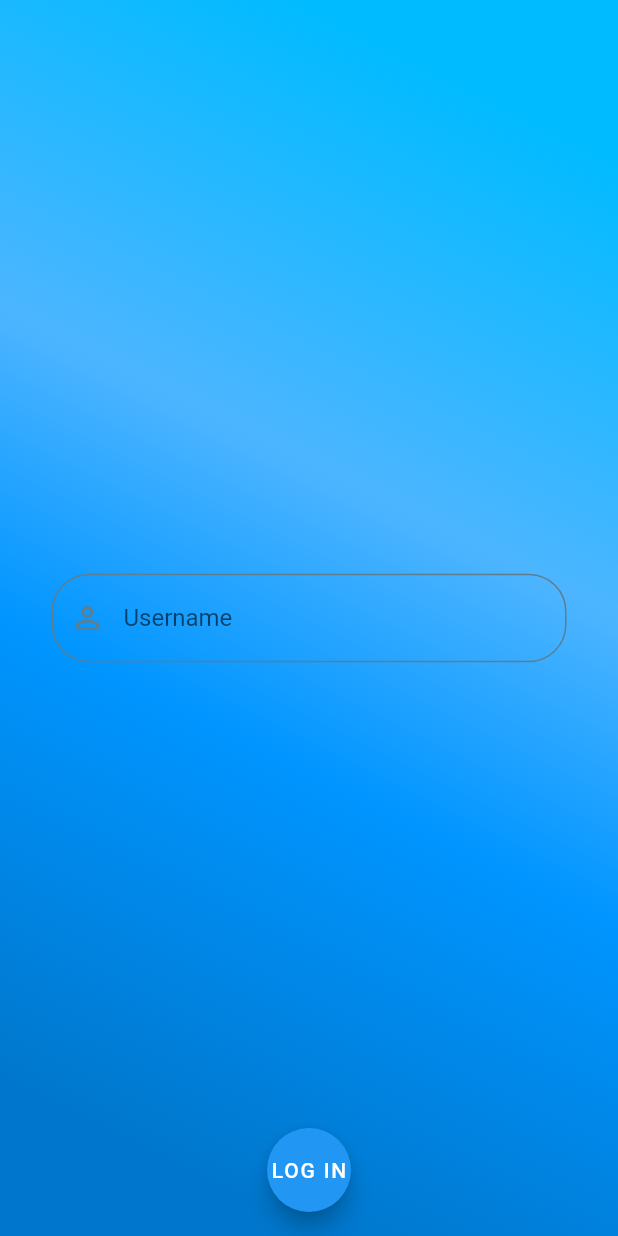
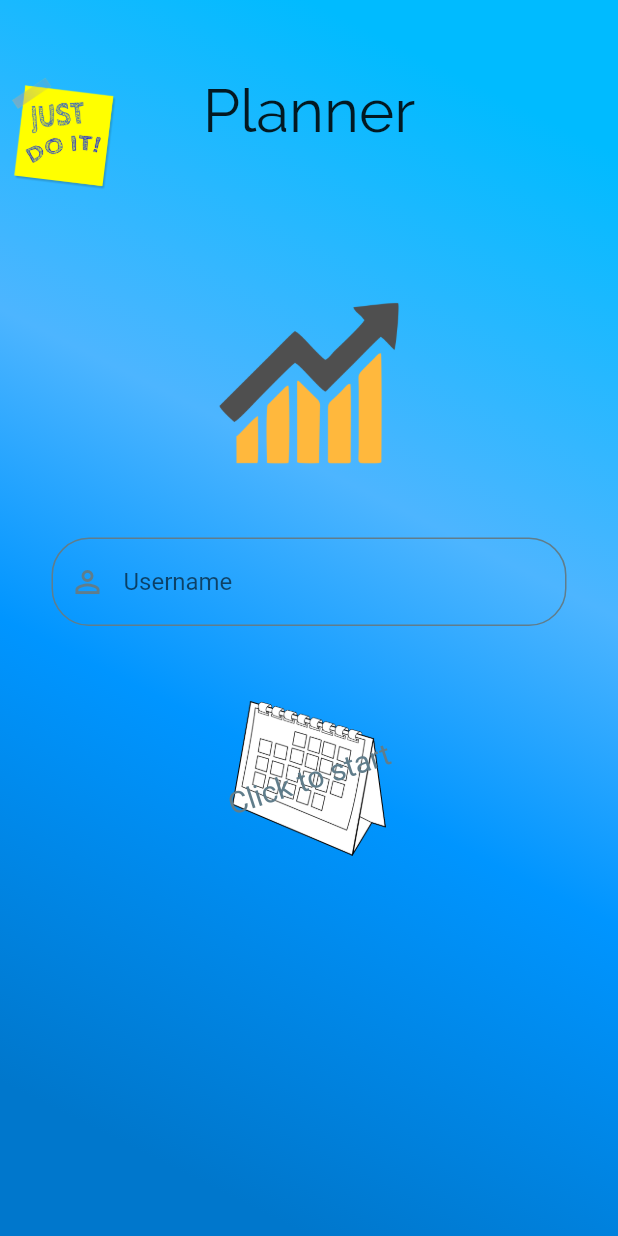
Before and after one commit to tayyipozr/planner_app_flutter, a Flutter app: the screen it shows after launch, on a phone screen of 412 x 824 dp. Run offline on Flutter 3.47's test engine with Material 2 defaults, Android fonts, the phone set to English and light mode, and no system bars.

Commit message:
"home page changes"

```diff
--- a/lib/main.dart
+++ b/lib/main.dart
@@ -20,7 +20,7 @@ class MyApp extends StatelessWidget {
       ),
       home: LoginScreen(),
       routes: {
-        HomeScreen.routeName: (ctx) => HomeScreen(),
+        PageControlScreen.routeName: (ctx) => PageControlScreen(),
       },
     );
   }
--- /dev/null
+++ b/lib/screens/home_screen.dart
@@ -0,0 +1,12 @@
+import 'package:flutter/material.dart';
+
+class HomeScreen extends StatelessWidget {
+  @override
+  Widget build(BuildContext context) {
+    return Scaffold(
+      body: Center(
+        child: Text("Home SCREEN"),
+      ),
+    );
+  }
+}
--- a/lib/screens/login_screen.dart
+++ b/lib/screens/login_screen.dart
@@ -8,7 +8,6 @@ class LoginScreen extends StatelessWidget {
   @override
   Widget build(BuildContext context) {
     var username;
-
 
     return GestureDetector(
       onTap: () {
@@ -34,8 +33,31 @@ class LoginScreen extends StatelessWidget {
               stops: [0.1, 0.4, 0.6, 0.9],
             ),
           ),
-          child: Center(
-            child: Container(
+          child: Column(
+            children: <Widget>[
+              Stack(
+                children: <Widget>[
+                  Container(
+                    alignment: Alignment.center,
+                    margin: EdgeInsets.only(top: 50),
+                    child: Text(
+                      "Planner",
+                      style: TextStyle(fontSize: 40, fontFamily: "Raleway"),
+                    ),
+                  ),
+                  Container(
+                    margin: EdgeInsets.only(bottom: 20, top: 50),
+                    alignment: Alignment.topLeft,
+                    height: MediaQuery.of(context).size.width / 5,
+                    child: Image.asset("assets/img/jdi_login.png"),
+                  ),
+                ],
+              ),
+              Container(
+                height: MediaQuery.of(context).size.width / 2,
+                child: Image.asset("assets/img/line_graph_login.png"),
+              ),
+              Container(
                 width: MediaQuery.of(context).size.width / 1.2,
                 child: Form(
                   key: form,
@@ -50,27 +72,47 @@ class LoginScreen extends StatelessWidget {
                           ),
                         ),
                         focusedBorder: UnderlineInputBorder(
-                      borderSide: BorderSide(color: Colors.blueAccent)
-                    ),
+                            borderSide: BorderSide(color: Colors.blueAccent)),
                         contentPadding: EdgeInsets.all(20.0),
                         prefixIcon: Icon(
                           Icons.person_outline,
                           color: Theme.of(context).primaryColorDark,
-                    )
+                        )),
                   ),
                 ),
               ),
+              GestureDetector(
+                onTap: () {
+                  form.currentState.save();
+                  Navigator.of(context).pushReplacementNamed(
+                      PageControlScreen.routeName,
+                      arguments: username);
+                },
+                child: Container(
+                  margin: EdgeInsets.only(top: 50),
+                  height: MediaQuery.of(context).size.height / 8,
+                  child: Stack(
+                    alignment: Alignment.center,
+                    children: <Widget>[
+                      Container(
+                        child: Image.asset("assets/img/agenda_login.png"),
+                      ),
+                      Transform.rotate(
+                        angle: -3.14 / 10,
+                        child: Text(
+                          "Click to start",
+                          style: TextStyle(
+                              fontSize: 20,
+                              color: Theme.of(context).primaryColorDark),
+                        ),
+                      )
+                    ],
                   ),
                 ),
+              )
+            ],
           ),
-        floatingActionButton: FloatingActionButton(
-          onPressed: () {
-            form.currentState.save();
-            Navigator.of(context).pushReplacementNamed(HomeScreen.routeName, arguments: username);
-          },
-          child: Text("LOG IN"),
         ),
-        floatingActionButtonLocation: FloatingActionButtonLocation.centerFloat,
       ),
     );
   }
--- a/lib/screens/page_control_screen.dart
+++ b/lib/screens/page_control_screen.dart
@@ -1,7 +1,9 @@
 import 'package:flutter/material.dart';
 
-class HomeScreen extends StatelessWidget {
-  static const routeName = '/home';
+import 'home_screen.dart';
+
+class PageControlScreen extends StatelessWidget {
+  static const routeName = '/page-control';
 
   @override
   Widget build(BuildContext context) {
@@ -12,7 +14,7 @@ class HomeScreen extends StatelessWidget {
       controller: pageController,
       scrollDirection: Axis.horizontal,
       children: <Widget>[
-        Scaffold(body: Center(child: Text("1")), backgroundColor: Colors.blue,),
+        HomeScreen(),
         PageView(
           controller: pageController2,
           scrollDirection: Axis.vertical,
```
Also changed, not shown: pubspec.yaml (+17 -14 lines), assets/fonts/Raleway-Black.ttf (added), assets/fonts/Raleway-Bold.ttf (added), assets/fonts/Raleway-Regular.ttf (added), assets/fonts/RobotoCondensed-Bold.ttf (added), assets/fonts/RobotoCondensed-Italic.ttf (added), assets/fonts/RobotoCondensed-Light.ttf (added), assets/fonts/RobotoCondensed-Regular.ttf (added), assets/img/agenda_login.png (added), assets/img/jdi_login.png (added), assets/img/line_graph_login.png (added). Lines whose indentation alone changed are shown as unchanged.
